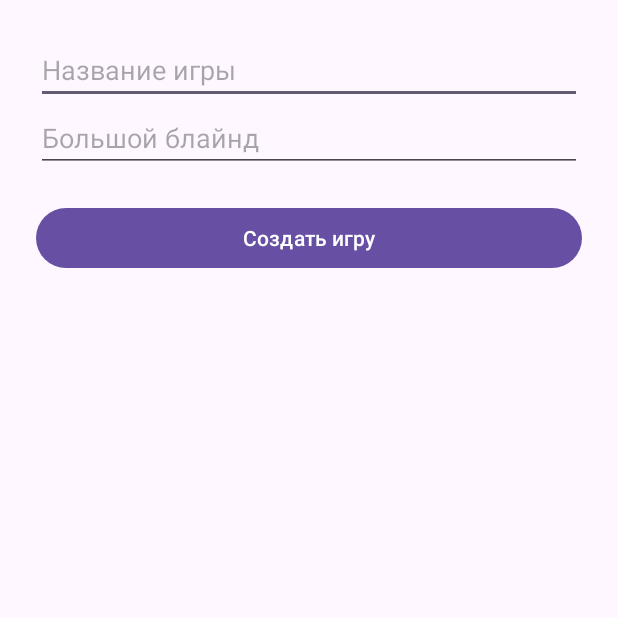
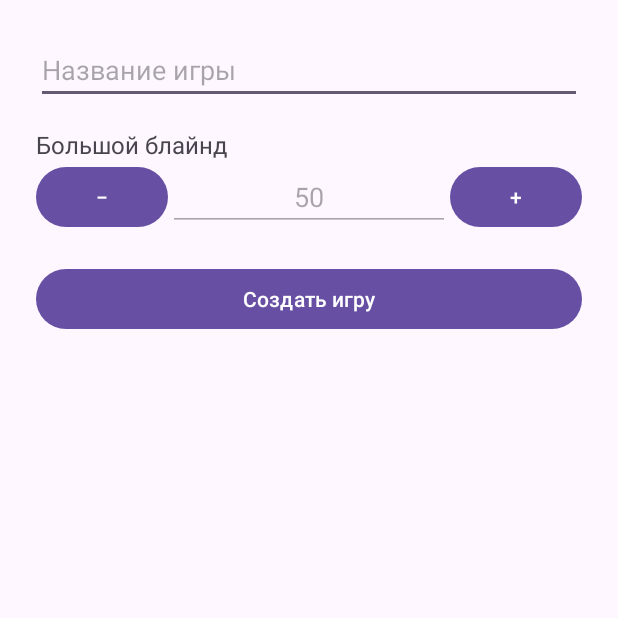
Before and after one commit to tinrenf/VLADA4-S-POKER, an Android app: the CreateGameActivity screen opened directly, with no data from a screen before it, after a tap on "Создать игру", on a phone screen of 412 x 824 dp, the top half of it. Run offline under Robolectric (Android 15) with nearby library versions, the phone set to English and light mode, and no system bars; our stand-ins replace Firebase (no records; nobody signed in at launch, a user with empty details on screens opened directly).

Commit message:
Кнопка raise наконец-то адекватно работает

```diff
--- a/app/src/main/java/com/example/poker/CreateGameActivity.java
+++ b/app/src/main/java/com/example/poker/CreateGameActivity.java
@@ -2,26 +2,29 @@ package com.example.poker;
 
 import android.content.Intent;
 import android.os.Bundle;
-import android.widget.Button;
-import android.widget.Toast;
+import android.widget.*;
 
 import androidx.appcompat.app.AppCompatActivity;
-
-import android.widget.EditText;
 
 import com.google.firebase.firestore.FirebaseFirestore;
 import com.google.firebase.auth.FirebaseAuth;
 
-import android.util.Log;
 import java.util.*;
+import android.content.*;
+import android.view.*;
+import android.widget.*;
 import com.google.firebase.firestore.FieldValue;
 import com.google.firebase.auth.FirebaseUser;
+import android.text.InputFilter;
 
 public class CreateGameActivity extends AppCompatActivity {
 
     private EditText gameNameEditText;
     private EditText bigBlindEditText;
     private Button createButton;
+    private Button buttonIncrease;
+    private Button buttonDecrease;
+    private int bigBlind = 50;
 
     @Override
     protected void onCreate(Bundle savedInstanceState) {
@@ -31,18 +34,31 @@ public class CreateGameActivity extends AppCompatActivity {
         gameNameEditText = findViewById(R.id.editTextGameName);
         bigBlindEditText = findViewById(R.id.editTextBigBlind);
         createButton = findViewById(R.id.buttonCreateGame);
+        buttonIncrease = findViewById(R.id.buttonIncrease);
+        buttonDecrease = findViewById(R.id.buttonDecrease);
+
+        gameNameEditText.setFilters(new InputFilter[]{new InputFilter.LengthFilter(20)});
+
+        bigBlindEditText.setText(String.valueOf(bigBlind));
+
+        buttonIncrease.setOnClickListener(v -> {
+            bigBlind += 50;
+            bigBlindEditText.setText(String.valueOf(bigBlind));
+        });
+
+        buttonDecrease.setOnClickListener(v -> {
+            if (bigBlind > 50) {
+                bigBlind -= 50;
+                bigBlindEditText.setText(String.valueOf(bigBlind));
+            }
+        });
 
         createButton.setOnClickListener(v -> {
             String gameName = gameNameEditText.getText().toString().trim();
-            String blindStr = bigBlindEditText.getText().toString().trim();
-
-            if (gameName.isEmpty() || blindStr.isEmpty()) {
-                Toast.makeText(this, "Введите название и большой блайнд", Toast.LENGTH_SHORT).show();
+            if (gameName.isEmpty()) {
+                Toast.makeText(this, "Введите название игры", Toast.LENGTH_SHORT).show();
                 return;
             }
-
-            int bigBlind = Integer.parseInt(blindStr);
-
             createGameInFirestore(gameName, bigBlind);
         });
     }
@@ -69,15 +85,10 @@ public class CreateGameActivity extends AppCompatActivity {
                 .add(game)
                 .addOnSuccessListener(documentReference -> {
                     Toast.makeText(this, "Игра создана", Toast.LENGTH_SHORT).show();
-
                     Intent intent = new Intent(CreateGameActivity.this, GameActivity.class);
                     intent.putExtra("gameId", documentReference.getId());
                     startActivity(intent);
                     finish();
-                })
-                .addOnFailureListener(e -> {
-                    Toast.makeText(this, "Ошибка при создании игры", Toast.LENGTH_SHORT).show();
-                    Log.e("CreateGameActivity", "Ошибка: ", e);
                 });
     }
 }
--- a/app/src/main/res/layout/activity_create_game.xml
+++ b/app/src/main/res/layout/activity_create_game.xml
@@ -8,14 +8,44 @@
         android:id="@+id/editTextGameName"
         android:layout_width="match_parent"
         android:layout_height="wrap_content"
-        android:hint="Название игры" />
+        android:hint="Название игры"
+        android:maxLength="20" />
 
-    <EditText
-        android:id="@+id/editTextBigBlind"
+    <TextView
         android:layout_width="match_parent"
         android:layout_height="wrap_content"
-        android:hint="Большой блайнд"
-        android:inputType="number" />
+        android:text="Большой блайнд"
+        android:layout_marginTop="16dp"
+        android:textSize="16sp"/>
+
+    <LinearLayout
+        android:orientation="horizontal"
+        android:layout_width="match_parent"
+        android:layout_height="wrap_content"
+        android:gravity="center_vertical">
+
+        <Button
+            android:id="@+id/buttonDecrease"
+            android:layout_width="wrap_content"
+            android:layout_height="wrap_content"
+            android:text="−" />
+
+        <EditText
+            android:id="@+id/editTextBigBlind"
+            android:layout_width="0dp"
+            android:layout_height="wrap_content"
+            android:layout_weight="1"
+            android:inputType="number"
+            android:enabled="false"
+            android:gravity="center"
+            android:text="50" />
+
+        <Button
+            android:id="@+id/buttonIncrease"
+            android:layout_width="wrap_content"
+            android:layout_height="wrap_content"
+            android:text="+" />
+    </LinearLayout>
 
     <Button
         android:id="@+id/buttonCreateGame"
```
